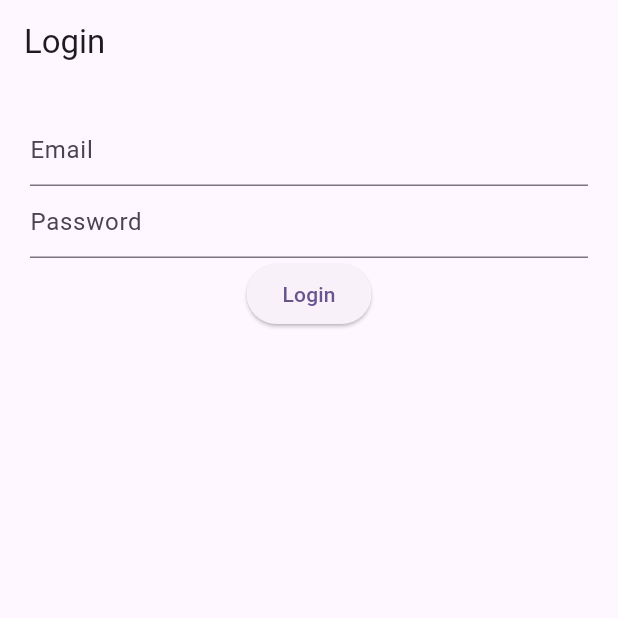
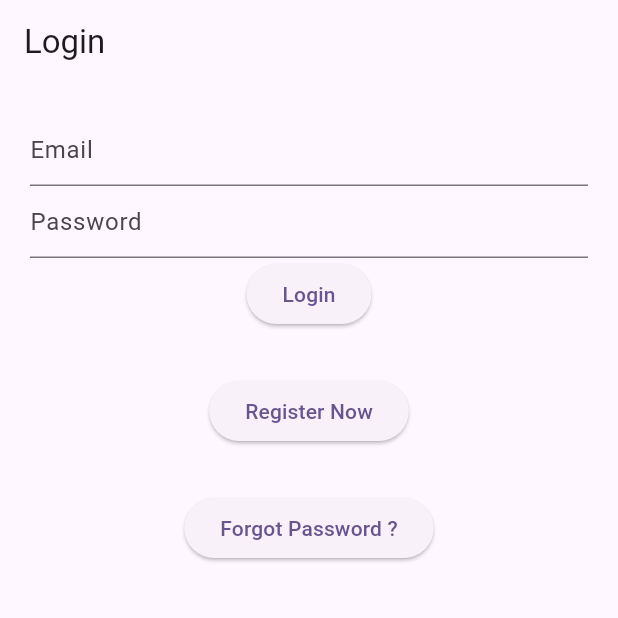
Before and after one commit to diyagoyal18/Firebase-Auth-with-Flutter, a Flutter app: the screen it shows after launch, on a phone screen of 412 x 824 dp, the top half of it. Run offline on Flutter 3.47's test engine with Material 3 defaults, Android fonts, the light colour scheme and no system bars; our stand-ins replace firebase_auth, firebase_core, get; accounts and stored records are empty.

Commit message:
signup and forgot password

```diff
--- a/lib/login.dart
+++ b/lib/login.dart
@@ -1,5 +1,9 @@
+import "package:capstonedemo/forgot.dart";
+import "package:capstonedemo/signup.dart";
 import "package:firebase_auth/firebase_auth.dart";
 import "package:flutter/material.dart";
+import "package:get/get.dart";
+import "package:get/instance_manager.dart";
 
 
 class Login extends StatefulWidget {
@@ -44,6 +48,16 @@ class _LoginState extends State<Login> {
               onPressed: (()=> signIn()),
               child:  Text("Login"),
             ),
+            SizedBox(height: 30,),
+            ElevatedButton(
+              onPressed: (()=> Get.to(Signup())),
+              child:  Text("Register Now"),
+            ),
+            SizedBox(height: 30,),
+            ElevatedButton(
+              onPressed: (()=> Get.to(Forgot())),
+              child:  Text("Forgot Password ?"),
+            ),
           ],
         ),
       ),
--- a/lib/main.dart
+++ b/lib/main.dart
@@ -1,10 +1,12 @@
 import 'package:capstonedemo/wrapper.dart';
 import 'package:flutter/material.dart';
 import 'package:firebase_core/firebase_core.dart';
+import 'package:get/get.dart';
 void main() async{
   WidgetsFlutterBinding.ensureInitialized();
   await Firebase.initializeApp(
   );
+
   runApp(const MyApp());
 }
 
@@ -14,7 +16,7 @@ class MyApp extends StatelessWidget {
   // This widget is the root of your application.
   @override
   Widget build(BuildContext context) {
-    return MaterialApp(
+    return GetMaterialApp(
       title: 'Flutter Demo',
       theme: ThemeData(
         // This is the theme of your application.
--- a/pubspec.yaml
+++ b/pubspec.yaml
@@ -36,7 +36,7 @@ dependencies:
   cupertino_icons: ^1.0.8
   firebase_core: ^3.13.0
   firebase_auth: ^5.5.2
-
+  get: ^4.7.2
 dev_dependencies:
   flutter_test:
     sdk: flutter
```
Also changed, not shown: lib/forgot.dart (added, +44 -0 lines), lib/signup.dart (added, +52 -0 lines), pubspec.lock, 1 other file.
